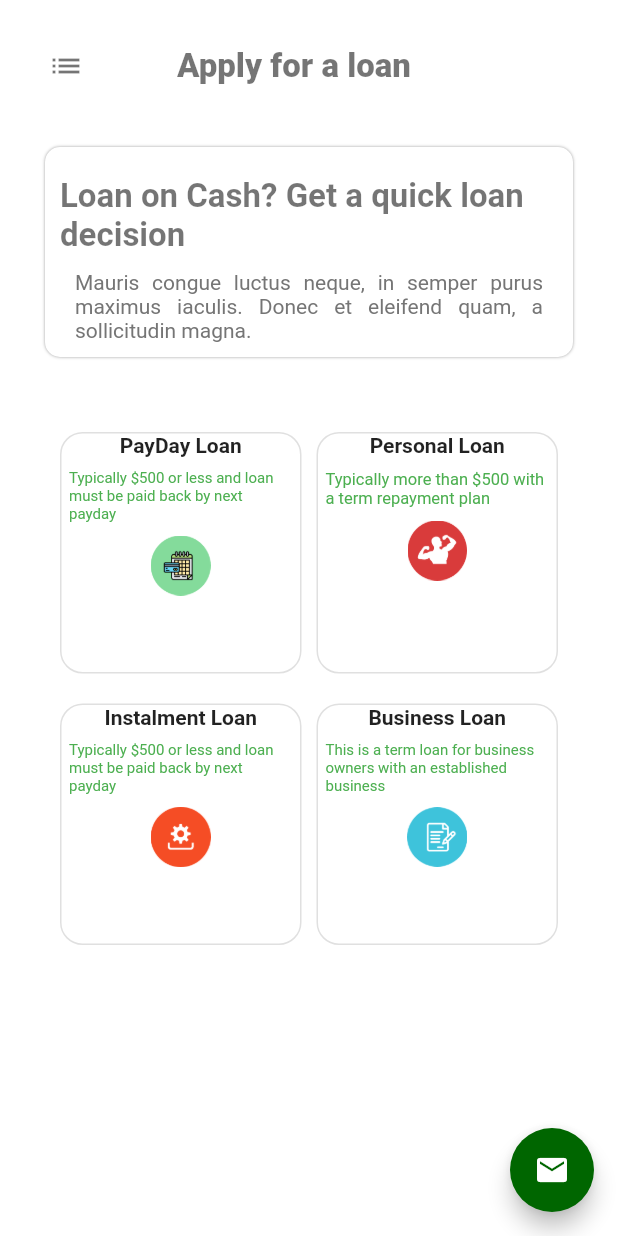
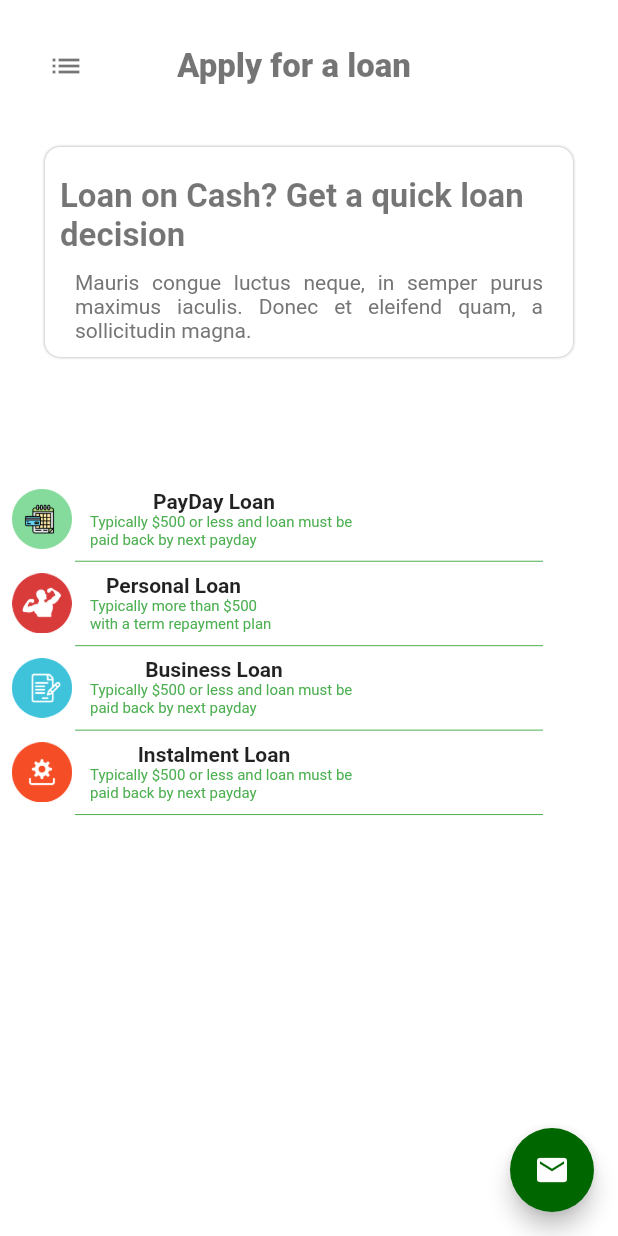
Before and after one commit to ali-shahKust/Sameed_loanApp, a Flutter app: the screen it shows after launch, on a phone screen of 412 x 824 dp. Run offline on Flutter 3.47's test engine with Material 2 defaults, Android fonts, the phone set to English and light mode, and no system bars.

Commit message:
Changes in Dashboard

```diff
--- a/lib/applyloanpage.dart
+++ b/lib/applyloanpage.dart
@@ -1,10 +1,10 @@
+import 'package:flutter/cupertino.dart';
 import 'package:flutter/material.dart';
 import 'package:sameed_ui/HomePage.dart';
 import 'package:sameed_ui/constant.dart';
 
 import 'Faq.dart';
 import 'Loanpage.dart';
-
 
 class ApplyLoan extends StatefulWidget {
   @override
@@ -20,60 +20,6 @@ class _ApplyLoanState extends State<ApplyLoan> {
   void initState() {
     super.initState();
   }
-
-//  Widget cards(image, title) {
-//    return GestureDetector(
-//      onTap: () {
-//        switch (title) {
-//          case "Business Loan":
-//            Navigator.push(context, MaterialPageRoute(builder: (context) => LoanPage()));
-//            break;
-//          case "PayDay Loan":
-//            break;
-//          case "Flex Loan":
-//            Navigator.push(context, MaterialPageRoute(builder: (context) => LoanPage()));
-//            break;
-//          case "Instalment Loan":
-//            Navigator.push(context, MaterialPageRoute(builder: (context) => LoanPage()));
-//            break;
-//        }
-//      },
-//      child: Container(
-//        height: 200,
-//        width: 200,
-//        decoration: BoxDecoration(
-//          borderRadius: BorderRadius.circular(10),
-//          boxShadow: [
-//            BoxShadow(
-//              color: Colors.grey,
-//              blurRadius: 6.0,
-//            ),
-//          ],
-//          color: Colors.white,
-//        ),
-//        child: Center(
-//          child: Column(
-//            mainAxisAlignment: MainAxisAlignment.center,
-//            children: <Widget>[
-//
-//              Image.asset(
-//                image,
-//                height: 50,
-//              ),
-//              SizedBox(
-//                height: 10,
-//              ),
-//              Text(title,
-//                  style: TextStyle(fontWeight: FontWeight.bold,
-//                      fontSize: 18,
-//                      color: Constant.appColor)),
-//            ],
-//          ),
-//        ),
-//      ),
-//    );
-//  }
-
   @override
   Widget build(BuildContext context) {
     return Scaffold(
@@ -82,25 +28,28 @@ class _ApplyLoanState extends State<ApplyLoan> {
       body: SafeArea(
         child: Stack(
           children: <Widget>[
-
-            CustomScrollView(
-              slivers: <Widget>[
-                SliverToBoxAdapter(
-                  child: Column(
+            ListView(
+              children: <Widget>[
+                Column(
                   children: <Widget>[
                     Row(
                       children: <Widget>[
                         Padding(
-                            padding: const EdgeInsets.symmetric(horizontal: 20,vertical: 20.0),
+                          padding: const EdgeInsets.symmetric(
+                              horizontal: 20, vertical: 20.0),
                           child: IconButton(
-                              icon: Icon(Icons.list, color: Colors.black54,),
+                            icon: Icon(
+                              Icons.list,
+                              color: Colors.black54,
+                            ),
                             onPressed: () {
                               _key.currentState.openDrawer();
                             },
                           ),
                         ),
                         Padding(
-                            padding: const EdgeInsets.symmetric(horizontal: 30,vertical: 20.0),
+                          padding: const EdgeInsets.symmetric(
+                              horizontal: 30, vertical: 20.0),
                           child: Center(
                             child: Text('Apply for a loan',
                                 style: TextStyle(
@@ -109,11 +58,11 @@ class _ApplyLoanState extends State<ApplyLoan> {
                                     color: Colors.black54)),
                           ),
                         ),
-
                       ],
                     ),
                     Padding(
-                        padding: const EdgeInsets.only(left: 30,right: 30,bottom: 10,top: 10),
+                      padding: const EdgeInsets.only(
+                          left: 30, right: 30, bottom: 10, top: 10),
                       child: Container(
                         decoration: BoxDecoration(
                           borderRadius: BorderRadius.circular(10),
@@ -128,24 +77,28 @@ class _ApplyLoanState extends State<ApplyLoan> {
                         child: Column(
                           children: <Widget>[
                             Container(
-                                padding: EdgeInsets.only(left: 10.0, right: 10.0, top: 20.0),
+                              padding: EdgeInsets.only(
+                                  left: 10.0, right: 10.0, top: 20.0),
                               child: Center(
-                                  child: Text("Loan on Cash? Get a quick loan decision", style: TextStyle(
+                                child: Text(
+                                  "Loan on Cash? Get a quick loan decision",
+                                  style: TextStyle(
                                       fontSize: 22.0,
                                       fontWeight: FontWeight.bold,
-                                      color: Colors.black54
-
-                                  ),),
+                                      color: Colors.black54),
+                                ),
                               ),
                             ),
                             Container(
-                                padding: EdgeInsets.only(left: 20.0, right: 20.0, bottom: 10.0,top: 10.0),
+                              padding: EdgeInsets.only(
+                                  left: 20.0,
+                                  right: 20.0,
+                                  bottom: 10.0,
+                                  top: 10.0),
                               child: Text(
                                 "Mauris congue luctus neque, in semper purus maximus iaculis. Donec et eleifend quam, a sollicitudin magna.",
                                 textAlign: TextAlign.justify,
-                                  style: TextStyle(
-                                      color: Colors.grey.shade600
-                                  ),
+                                style: TextStyle(color: Colors.grey.shade600),
                               ),
                             ),
                           ],
@@ -154,171 +107,201 @@ class _ApplyLoanState extends State<ApplyLoan> {
                     ),
                   ],
                 ),
-                ),
-
-                SliverPadding(
-
-                  padding: const EdgeInsets.all(40.0),
-                  sliver: SliverGrid.count(
-                    crossAxisCount: 2,
-                    mainAxisSpacing: 20,
-                    crossAxisSpacing: 10,
-                    children: <Widget>[
+                SizedBox(height:70,),
                 GestureDetector(
-                        onTap: (){
-                          Navigator.push(context, MaterialPageRoute(builder: (context) => LoanPage()));
-
+                  onTap: () {
+                    Navigator.push(context,
+                        MaterialPageRoute(builder: (context) => LoanPage()));
                   },
-                        child: Container(
-                          width: 200,
-                          height: 200,
-                          decoration: BoxDecoration(
-                            border: Border.all(color: Colors.grey.shade300 , width: 1),
-                            borderRadius: BorderRadius.all(Radius.circular(15)),
-                          ),
+                  child: Padding(
+                    padding: const EdgeInsets.all(8.0),
                     child: Column(
                       children: <Widget>[
-                              Text('PayDay Loan',style: TextStyle(
-                                  fontWeight: FontWeight.bold
-                              ),),
-                              SizedBox(height: 8,),
-                              Padding(
-
-                                padding: const EdgeInsets.only(left :5.0, right:5.0),
-                                child: Text('Typically \$500 or less and loan must be paid back by next payday ',style: TextStyle(
-                                  color: Colors.green,
-                                    fontSize: 10
-                                ),),
+                        Row(
+                          children: <Widget>[
+                            Column(
+                              children: <Widget>[
+                                Image.asset(
+                                  'images/g2.png',
+                                  width: 40,
+                                  height: 40,
                                 ),
-                              SizedBox(height: 8,),
-                              Column(
-                                mainAxisAlignment: MainAxisAlignment.end,
-                                crossAxisAlignment: CrossAxisAlignment.end,
-                                children: <Widget>[
-                                  Image.asset('images/g2.png', width: 40,height: 40,),
                               ],
                             ),
-
+                            Column(
+                              children: <Widget>[
+                                Text(
+                                  'PayDay Loan',
+                                  style: TextStyle(fontWeight: FontWeight.bold),
+                                ),
+                                Padding(
+                                  padding: const EdgeInsets.only(left: 12.0),
+                                  child: Text(
+                                    'Typically \$500 or less and loan must be \npaid back by next payday ',
+                                    style: TextStyle(
+                                        color: Colors.green, fontSize: 10),
+                                  ),
+                                ),
+                              ],
+                            ),
+                          ],
+                        ),
                       ],
                     ),
                   ),
                 ),
+                Padding(
+                  padding: const EdgeInsets.only(left: 50.0, right: 50),
+                  child: Divider(
+                    height: 0.3,
+                    color: Colors.green,
+                  ),
+                ),
                 GestureDetector(
-                        onTap: (){
-                          Navigator.push(context, MaterialPageRoute(builder: (context) => LoanPage()));
+                  onTap: () {
+                    Navigator.push(context,
+                        MaterialPageRoute(builder: (context) => LoanPage()));
                   },
-                        child: Container(
-                          width: 200,
-                          height: 200,
-                          decoration: BoxDecoration(
-                            border: Border.all(color: Colors.grey.shade300 , width: 1),
-                            borderRadius: BorderRadius.all(Radius.circular(15)),
-                          ),
+                  child: Padding(
+                    padding: const EdgeInsets.all(8.0),
                     child: Column(
                       children: <Widget>[
-                              Text('Personal Loan',style: TextStyle(
-                                fontWeight: FontWeight.bold
-                              ),),
-                              SizedBox(height: 8,),
-                              Padding(
-                                padding: const EdgeInsets.only(left :5.0, right:5.0),
-                                child: Text('Typically more than \$500 with a term repayment plan ',style: TextStyle(
-                                    color: Colors.green
-                                        ,fontSize: 11
-                                ),),
-                              ),SizedBox(height: 8,),
+                        Row(
+                          children: <Widget>[
                             Column(
-
-                                mainAxisAlignment: MainAxisAlignment.end,
-                                crossAxisAlignment: CrossAxisAlignment.end,
                               children: <Widget>[
-                                  Image.asset('images/g3.png', width: 40,height: 40,),
+                                Image.asset(
+                                  'images/g3.png',
+                                  width: 40,
+                                  height: 40,
+                                ),
                               ],
                             ),
-
+                            Column(
+                              children: <Widget>[
+                                Text(
+                                  'Personal Loan',
+                                  style: TextStyle(fontWeight: FontWeight.bold),
+                                ),
+                                Padding(
+                                  padding: const EdgeInsets.only(left: 12.0),
+                                  child: Text(
+                                    'Typically more than \$500 \nwith a term repayment plan ',
+                                    style: TextStyle(
+                                        color: Colors.green, fontSize: 10),
+                                  ),
+                                ),
+                              ],
+                            ),
+                          ],
+                        ),
                       ],
                     ),
                   ),
                 ),
+                Padding(
+                  padding: const EdgeInsets.only(left: 50.0, right: 50),
+                  child: Divider(
+                    height: 0.3,
+                    color: Colors.green,
+                  ),
+                ),
                 GestureDetector(
-                        onTap: (){
-    Navigator.push(context, MaterialPageRoute(builder: (context) => LoanPage()));
-
+                  onTap: () {
+                    Navigator.push(context,
+                        MaterialPageRoute(builder: (context) => LoanPage()));
                   },
-                        child: Container(
-                          width: 200,
-                          height: 200,
-                          decoration: BoxDecoration(
-                            border: Border.all(color: Colors.grey.shade300 , width: 1),
-                            borderRadius: BorderRadius.all(Radius.circular(15)),
-                          ),
+                  child: Padding(
+                    padding: const EdgeInsets.all(8.0),
                     child: Column(
                       children: <Widget>[
-                              Text('Instalment Loan',style: TextStyle(
-    fontWeight: FontWeight.bold
-    ),),
-                              SizedBox(height: 8,),
-                              Padding(
-
-                                padding: const EdgeInsets.only(left :5.0, right:5.0),
-                                child: Text('Typically \$500 or less and loan must be paid back by next payday ',style: TextStyle(
-                                    color: Colors.green,fontSize: 10
-                                ),),
+                        Row(
+                          children: <Widget>[
+                            Column(
+                              children: <Widget>[
+                                Image.asset(
+                                  'images/g5.png',
+                                  width: 40,
+                                  height: 40,
                                 ),
-                              SizedBox(height: 8,),
-                              Column(
-                                mainAxisAlignment: MainAxisAlignment.end,
-                                crossAxisAlignment: CrossAxisAlignment.end,
-                                children: <Widget>[
-                                  Image.asset('images/g4.png', width: 40,height: 40,),
                               ],
                             ),
-
+                            Column(
+                              children: <Widget>[
+                                Text(
+                                  'Business Loan',
+                                  style: TextStyle(fontWeight: FontWeight.bold),
+                                ),
+                                Padding(
+                                  padding: const EdgeInsets.only(left: 12.0),
+                                  child: Text(
+                                    'Typically \$500 or less and loan must be \npaid back by next payday ',
+                                    style: TextStyle(
+                                        color: Colors.green, fontSize: 10),
+                                  ),
+                                ),
+                              ],
+                            ),
+                          ],
+                        ),
                       ],
                     ),
                   ),
                 ),
+                Padding(
+                  padding: const EdgeInsets.only(left: 50.0, right: 50),
+                  child: Divider(
+                    height: 0.3,
+                    color: Colors.green,
+                  ),
+                ),
                 GestureDetector(
-                        onTap: (){
-                          Navigator.push(context, MaterialPageRoute(builder: (context) => LoanPage()));
-
+                  onTap: () {
+                    Navigator.push(context,
+                        MaterialPageRoute(builder: (context) => LoanPage()));
                   },
-                        child: Container(
-                          width: 200,
-                          height: 200,
-                          decoration: BoxDecoration(
-                            border: Border.all(color: Colors.grey.shade300 , width: 1),
-                            borderRadius: BorderRadius.all(Radius.circular(15)),
-                          ),
+                  child: Padding(
+                    padding: const EdgeInsets.all(8.0),
                     child: Column(
                       children: <Widget>[
-                              Text('Business Loan',style: TextStyle(
-                                  fontWeight: FontWeight.bold
-                              ),),
-                              SizedBox(height: 8,),
-                              Padding(
-
-                                padding: const EdgeInsets.only(left :5.0, right:5.0),
-                                child: Text('This is a term loan for business owners with an established business ',style: TextStyle(
-                                    color: Colors.green,
-                                    fontSize: 10
-                                ),),
+                        Row(
+                          children: <Widget>[
+                            Column(
+                              children: <Widget>[
+                                Image.asset(
+                                  'images/g4.png',
+                                  width: 40,
+                                  height: 40,
                                 ),
-
-                              SizedBox(height: 8,),
-                              Column(
-                                mainAxisAlignment: MainAxisAlignment.end,
-                                crossAxisAlignment: CrossAxisAlignment.end,
-                                children: <Widget>[
-                                  Image.asset('images/g5.png', width: 40,height: 40,),
                               ],
                             ),
-
+                            Column(
+                              children: <Widget>[
+                                Text(
+                                  'Instalment Loan',
+                                  style: TextStyle(fontWeight: FontWeight.bold),
+                                ),
+                                Padding(
+                                  padding: const EdgeInsets.only(left: 12.0),
+                                  child: Text(
+                                    'Typically \$500 or less and loan must be \npaid back by next payday ',
+                                    style: TextStyle(
+                                        color: Colors.green, fontSize: 10),
+                                  ),
+                                ),
+                              ],
+                            ),
+                          ],
+                        ),
                       ],
                     ),
                   ),
                 ),
-                    ],
+                Padding(
+                  padding: const EdgeInsets.only(left: 50.0, right: 50),
+                  child: Divider(
+                    height: 0.3,
+                    color: Colors.green,
                   ),
                 ),
               ],
@@ -341,9 +324,7 @@ class _ApplyLoanState extends State<ApplyLoan> {
                       DrawerHeader(
                         child: CircleAvatar(
                             radius: 60,
-                            backgroundImage: AssetImage('images/profile.png')
-
-                        ),
+                            backgroundImage: AssetImage('images/profile.png')),
                       ),
                       Padding(
                         padding: const EdgeInsets.only(left: 40.0),
@@ -358,28 +339,28 @@ class _ApplyLoanState extends State<ApplyLoan> {
               flex: 2,
               child: ListView(children: [
                 ListTile(
-                  leading : Icon(Icons.dashboard),
-                  title:Text("DashBoard"),
+                  leading: Icon(Icons.dashboard),
+                  title: Text("DashBoard"),
                   onTap: () {
                     Navigator.of(context).pop();
                   },
                 ),
                 ListTile(
-                  leading : Icon(Icons.account_box),
+                  leading: Icon(Icons.account_box),
                   title: Text("Profile"),
                   onTap: () {
                     Navigator.of(context).pop();
                   },
                 ),
                 ListTile(
-                  leading : Icon(Icons.calendar_today),
-
+                  leading: Icon(Icons.calendar_today),
                   title: Text("Upload Center"),
                   onTap: () {
                     Navigator.of(context).pop();
                   },
                 ),
-                Divider(color: Colors.black45,
+                Divider(
+                  color: Colors.black45,
                   height: 30,
                   thickness: .2,
                 ),
@@ -388,31 +369,30 @@ class _ApplyLoanState extends State<ApplyLoan> {
                     padding: const EdgeInsets.only(left: 8.0),
                     child: Text("Other"),
                   ),
+                  onTap: () {},
+                ),
+                ListTile(
+                  leading: Icon(Icons.not_listed_location),
+                  title: Text("FAQ"),
                   onTap: () {
+                    Navigator.push(context,
+                        MaterialPageRoute(builder: (context) => loanFaq()));
                   },
                 ),
                 ListTile(
-                  leading : Icon(Icons.not_listed_location),
-                  title: Text("FAQ"),
-                  onTap: () {
-                    Navigator.push(context, MaterialPageRoute(builder: (context) => loanFaq()));
-                  },
-                ),
-                ListTile(
-                  leading : Icon(Icons.email),
+                  leading: Icon(Icons.email),
                   title: Text("SUPPORT"),
                   onTap: () {
                     Navigator.of(context).pop();
                   },
                 ),
                 ListTile(
-                  leading : Icon(Icons.exit_to_app),
+                  leading: Icon(Icons.exit_to_app),
                   title: Text("LOGOUT"),
                   onTap: () {
                     Navigator.of(context).pop();
                   },
                 ),
-
               ]),
             )
           ],
```
Lines whose indentation alone changed are shown as unchanged.
